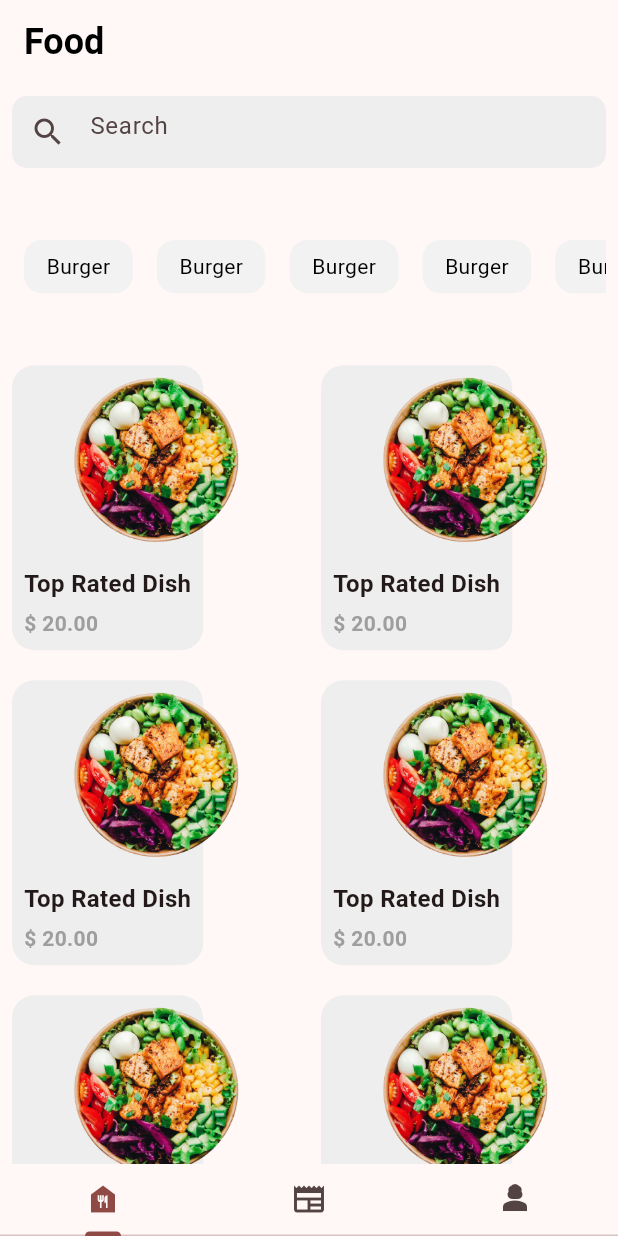
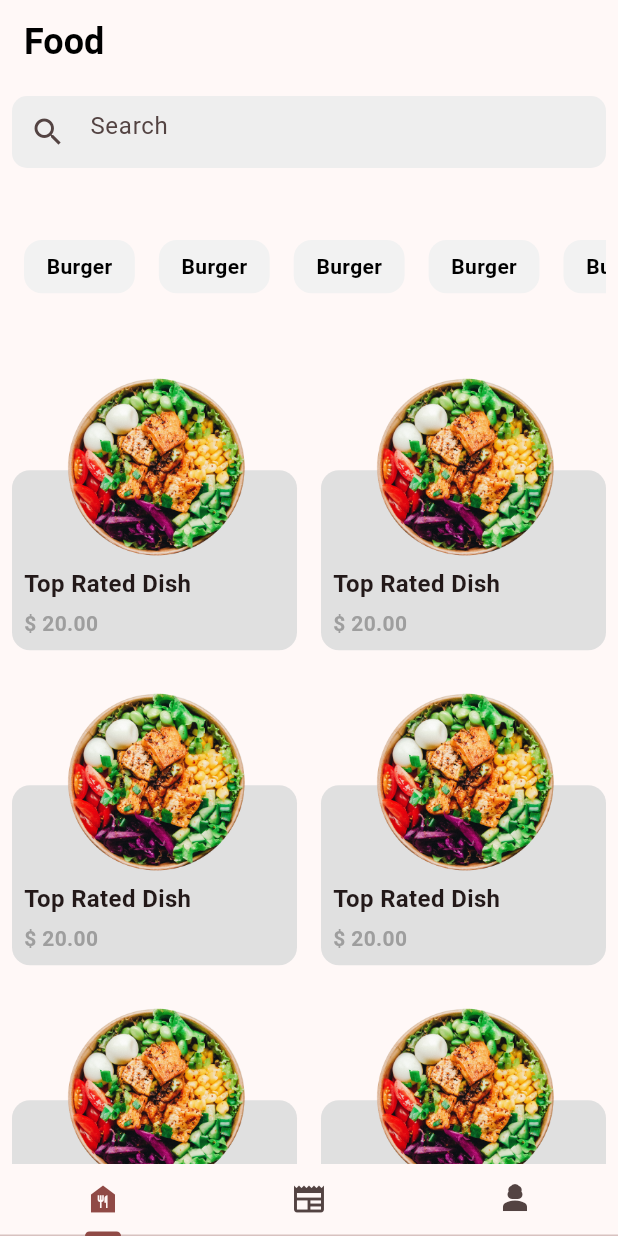
Before and after one commit to Kakon007/food_app_ui_kit, a Flutter app: the screen it shows after launch, on a phone screen of 412 x 824 dp. Run offline on Flutter 3.47's test engine with Material 3 defaults, Android fonts, the phone set to English and light mode, and no system bars.

Commit message:
view changes

```diff
--- a/lib/main.dart
+++ b/lib/main.dart
@@ -13,8 +13,9 @@ class MyApp extends StatelessWidget {
     return MaterialApp(
       debugShowCheckedModeBanner: false,
       theme: ThemeData(
-        colorScheme: ColorScheme.fromSeed(seedColor: Colors.redAccent),
         useMaterial3: true,
+        colorScheme: ColorScheme.fromSeed(seedColor: Colors.redAccent)
+            .copyWith(background: Colors.white),
       ),
       home: const HomeView(),
     );
--- a/lib/view/food/widgets/categories.dart
+++ b/lib/view/food/widgets/categories.dart
@@ -21,7 +21,9 @@ class ProductCategoryButton extends StatelessWidget {
               child: const Center(
                 child: Padding(
                   padding: EdgeInsets.only(left: 15, right: 15),
-                  child: Text('Burger', style: TextStyle(color: Colors.black)),
+                  child: Text('Burger',
+                      style: TextStyle(
+                          color: Colors.black, fontWeight: FontWeight.w600)),
                 ),
               ),
             ),
--- a/lib/view/food/widgets/product_view.dart
+++ b/lib/view/food/widgets/product_view.dart
@@ -1,6 +1,4 @@
-import 'package:flutter/cupertino.dart';
 import 'package:flutter/material.dart';
-import 'package:flutter/widgets.dart';
 
 class ProductListView extends StatefulWidget {
   const ProductListView({super.key});
@@ -24,11 +22,14 @@ class _ProductListViewState extends State<ProductListView> {
             onTap: () {},
             child: Stack(
               children: [
-                Container(
-                  //height: 200,
+                Align(
+                  alignment: Alignment.bottomCenter,
+                  child: Container(
+                    width: MediaQuery.of(context).size.width,
+                    height: 120,
                     decoration: BoxDecoration(
-                      borderRadius: BorderRadius.circular(15),
-                      color: Colors.grey[200]),
+                        borderRadius: BorderRadius.circular(12),
+                        color: Colors.grey[300]),
                     child: const Padding(
                       padding: EdgeInsets.all(8.0),
                       child: Column(
@@ -54,10 +55,11 @@ class _ProductListViewState extends State<ProductListView> {
                       ),
                     ),
                   ),
+                ),
                 Align(
                   alignment: Alignment.topCenter,
                   child: SizedBox(
-                    width: 130,
+                    width: 140,
                     child: Image.asset(
                       'assets/images/dish_demo.png',
                     ),
--- a/pubspec.yaml
+++ b/pubspec.yaml
@@ -61,6 +61,7 @@ flutter:
   # To add assets to your application, add an assets section, like this:
   assets:
     - assets/images/dish_demo.png
+    - assets/images/burger_demo.png
 
   # An image asset can refer to one or more resolution-specific "variants", see
   # https://flutter.dev/assets-and-images/#resolution-aware
```
Lines whose indentation alone changed are shown as unchanged.
